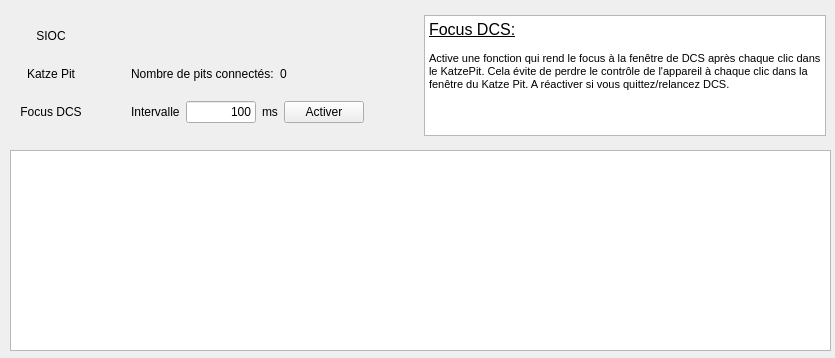
Old version of the form ui/main.ui in the repository 3rd-KaTZe/Link.
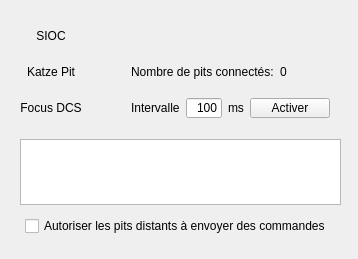
New version of the form. Icons and pictures are not drawn.

Diff of the .ui file:
```diff
--- a/ui/main.ui
+++ b/ui/main.ui
@@ -6,50 +6,40 @@
    <rect>
     <x>0</x>
     <y>0</y>
-    <width>835</width>
-    <height>358</height>
+    <width>358</width>
+    <height>259</height>
    </rect>
   </property>
   <property name="minimumSize">
    <size>
-    <width>835</width>
-    <height>358</height>
+    <width>358</width>
+    <height>259</height>
    </size>
   </property>
   <property name="maximumSize">
    <size>
-    <width>835</width>
-    <height>358</height>
+    <width>358</width>
+    <height>259</height>
    </size>
   </property>
   <property name="windowTitle">
    <string>MainWindow</string>
   </property>
   <widget class="QWidget" name="centralwidget">
-   <widget class="QTextBrowser" name="log_window">
-    <property name="geometry">
-     <rect>
-      <x>10</x>
-      <y>150</y>
-      <width>821</width>
-      <height>201</height>
-     </rect>
-    </property>
-   </widget>
-   <widget class="QWidget" name="horizontalLayoutWidget">
+   <widget class="QWidget" name="gridLayoutWidget">
     <property name="geometry">
      <rect>
       <x>10</x>
       <y>10</y>
-      <width>821</width>
-      <height>131</height>
+      <width>341</width>
+      <height>241</height>
      </rect>
     </property>
-    <layout class="QHBoxLayout" name="horizontalLayout_3" stretch="0,0">
+    <layout class="QGridLayout" name="gridLayout">
      <property name="margin">
       <number>5</number>
      </property>
-     <item>
+     <item row="0" column="0">
       <layout class="QGridLayout" name="gridLayout_3">
        <property name="margin">
         <number>5</number>
@@ -278,21 +268,43 @@
        </item>
       </layout>
      </item>
-     <item>
-      <widget class="QTextBrowser" name="textBrowser">
-       <property name="enabled">
-        <bool>true</bool>
+     <item row="1" column="0">
+      <layout class="QVBoxLayout" name="verticalLayout">
+       <property name="margin">
+        <number>5</number>
        </property>
-       <property name="html">
-        <string>&lt;!DOCTYPE HTML PUBLIC &quot;-//W3C//DTD HTML 4.0//EN&quot; &quot;http://www.w3.org/TR/REC-html40/strict.dtd&quot;&gt;
+       <item>
+        <widget class="QTextBrowser" name="log_window">
+         <property name="enabled">
+          <bool>true</bool>
+         </property>
+         <property name="html">
+          <string>&lt;!DOCTYPE HTML PUBLIC &quot;-//W3C//DTD HTML 4.0//EN&quot; &quot;http://www.w3.org/TR/REC-html40/strict.dtd&quot;&gt;
 &lt;html&gt;&lt;head&gt;&lt;meta name=&quot;qrichtext&quot; content=&quot;1&quot; /&gt;&lt;style type=&quot;text/css&quot;&gt;
 p, li { white-space: pre-wrap; }
 &lt;/style&gt;&lt;/head&gt;&lt;body style=&quot; font-family:'MS Shell Dlg 2'; font-size:8.25pt; font-weight:400; font-style:normal;&quot;&gt;
-&lt;p style=&quot; margin-top:0px; margin-bottom:0px; margin-left:0px; margin-right:0px; -qt-block-indent:0; text-indent:0px;&quot;&gt;&lt;span style=&quot; font-size:12pt; text-decoration: underline;&quot;&gt;Focus DCS:&lt;/span&gt;&lt;/p&gt;
-&lt;p style=&quot;-qt-paragraph-type:empty; margin-top:0px; margin-bottom:0px; margin-left:0px; margin-right:0px; -qt-block-indent:0; text-indent:0px; font-size:8pt;&quot;&gt;&lt;br /&gt;&lt;/p&gt;
-&lt;p style=&quot; margin-top:0px; margin-bottom:0px; margin-left:0px; margin-right:0px; -qt-block-indent:0; text-indent:0px;&quot;&gt;&lt;span style=&quot; font-size:8pt;&quot;&gt;Active une fonction qui rend le focus à la fenêtre de DCS après chaque clic dans le KatzePit. Cela évite de perdre le contrôle de l'appareil à chaque clic dans la fenêtre du Katze Pit. A réactiver si vous quittez/relancez DCS.&lt;/span&gt;&lt;/p&gt;&lt;/body&gt;&lt;/html&gt;</string>
-       </property>
-      </widget>
+&lt;p style=&quot;-qt-paragraph-type:empty; margin-top:0px; margin-bottom:0px; margin-left:0px; margin-right:0px; -qt-block-indent:0; text-indent:0px; font-size:8pt;&quot;&gt;&lt;br /&gt;&lt;/p&gt;&lt;/body&gt;&lt;/html&gt;</string>
+         </property>
+        </widget>
+       </item>
+       <item>
+        <layout class="QHBoxLayout" name="horizontalLayout_6">
+         <property name="margin">
+          <number>5</number>
+         </property>
+         <item>
+          <widget class="QCheckBox" name="permit_remote_checkbox">
+           <property name="toolTip">
+            <string>&lt;html&gt;&lt;head/&gt;&lt;body&gt;&lt;p&gt;&lt;span style=&quot; font-size:10pt; text-decoration: underline;&quot;&gt;Commands distantes:&lt;/span&gt;&lt;/p&gt;&lt;p&gt;&lt;br/&gt;&lt;/p&gt;&lt;p&gt;Si cette case est cochée, les connexionx distantes (autre que 127.0.0.1) ne seront pas autorisées à envoyer des commandes à DCS. Utiles pour empêcher les petits blagueurs de vous éjecter en plein vol. Moins utile dans le cas de l'instruction.&lt;/p&gt;&lt;/body&gt;&lt;/html&gt;</string>
+           </property>
+           <property name="text">
+            <string>Autoriser les pits distants à envoyer des commandes</string>
+           </property>
+          </widget>
+         </item>
+        </layout>
+       </item>
+      </layout>
      </item>
     </layout>
    </widget>
```
Left out of the diff: 71 changed lines with no effect on the pictures.
